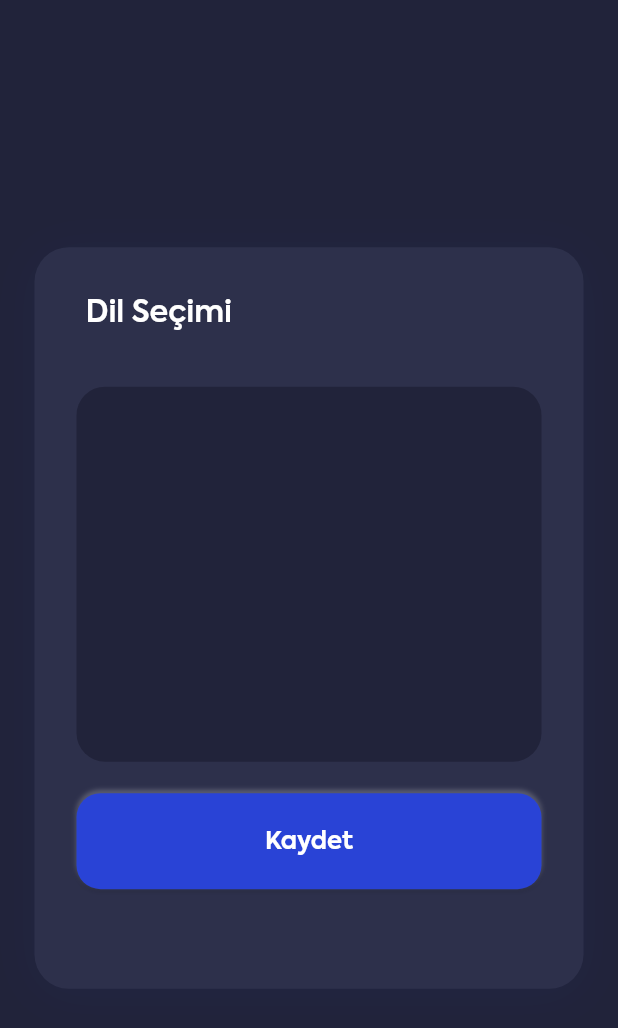
After one commit to ozgun-kara/b2geta_mobile, a Flutter app: the screen it shows after launch, after a tap on "Kaydet", on a phone screen of 412 x 824 dp. The commit adds this screen. Shown: the top 1028 px of the screen. Run offline on Flutter 3.47's test engine with Material 2 defaults, Android fonts, the phone set to English and light mode, and no system bars; our stand-ins replace flutter_switch, get.

Commit message:
Splash Page has modified

```diff
--- a/lib/main.dart
+++ b/lib/main.dart
@@ -1,5 +1,6 @@
 import 'package:b2geta_mobile/providers/login_register_page_provider.dart';
 import 'package:b2geta_mobile/providers/theme_provider.dart';
+import 'package:b2geta_mobile/views/language_selection_page.dart';
 import 'package:b2geta_mobile/views/login_register/login_page.dart';
 import 'package:b2geta_mobile/views/splash_page.dart';
 import 'package:flutter/material.dart';
@@ -30,6 +31,7 @@ class MyApp extends StatelessWidget {
       debugShowCheckedModeBanner: false,
       title: 'B2GETA',
       home: SplashPage(),
+      // home: LanguageSelectionPage(),
       // home: LoginPage(),
     );
   }
--- a/lib/providers/theme_provider.dart
+++ b/lib/providers/theme_provider.dart
@@ -3,15 +3,19 @@ import 'package:flutter/material.dart';
 class ThemeProvider with ChangeNotifier {
   bool themeSwitch = false;
 
-  Color? pageBackgroundColor;
+  Color? pageBackgroundColor1;
+  Color? pageBackgroundColor2;
 
   void updateThemeSwitch(bool value) {
     themeSwitch = value;
 
     if (value == false) {
-      pageBackgroundColor = const Color(0xFFFFFFFF);
+      pageBackgroundColor1 = const Color(0xFFFFFFFF);
+      pageBackgroundColor2 = const Color(0xFFFBFCFF);
+
     } else {
-      pageBackgroundColor = const Color(0xFF21233A);
+      pageBackgroundColor1 = const Color(0xFF21233A);
+      pageBackgroundColor2 = const Color(0xFF21233A);
     }
 
     notifyListeners();
--- /dev/null
+++ b/lib/views/language_selection_page.dart
@@ -0,0 +1,115 @@
+import 'package:b2geta_mobile/app_constants.dart';
+import 'package:b2geta_mobile/providers/theme_provider.dart';
+import 'package:flutter/material.dart';
+import 'package:provider/provider.dart';
+
+class LanguageSelectionPage extends StatefulWidget {
+  const LanguageSelectionPage({Key? key}) : super(key: key);
+
+  @override
+  State<LanguageSelectionPage> createState() => _LanguageSelectionPageState();
+}
+
+class _LanguageSelectionPageState extends State<LanguageSelectionPage> {
+  late double deviceWidth;
+  late double deviceHeight;
+
+  @override
+  Widget build(BuildContext context) {
+    deviceWidth = MediaQuery.of(context).size.width;
+    deviceHeight = MediaQuery.of(context).size.height;
+
+    return Scaffold(
+      backgroundColor: Color(0xFF21233A),
+      body: Center(
+        child: Padding(
+          padding: EdgeInsets.fromLTRB(23, 0, 23, 0),
+          child: Container(
+            width: deviceWidth,
+            height: deviceHeight * 0.6,
+            decoration: BoxDecoration(
+              borderRadius: BorderRadius.circular(23),
+              color: Color(0xFF2D304B),
+              boxShadow: [
+                BoxShadow(
+                    offset: Offset(0, 4),
+                    color: Color.fromRGBO(41, 67, 214, 0.05),
+                    blurRadius: 26,
+                    spreadRadius: 0),
+              ],
+            ),
+            padding: EdgeInsets.all(28),
+            child: Column(
+              children: [
+                Row(
+                  mainAxisAlignment: MainAxisAlignment.start,
+                  children: [
+                    SizedBox(width: 6),
+                    Expanded(
+                      child: Text(
+                        'Dil Seçimi',
+                        style: TextStyle(
+                            fontFamily: AppConstants().appFontFamily,
+                            fontSize: 20,
+                            fontWeight: FontWeight.w600,
+                            color: Colors.white),
+                      ),
+                    ),
+                  ],
+                ),
+                SizedBox(height: 32),
+                Container(
+                  height: 250,
+                  decoration: BoxDecoration(
+                    borderRadius: BorderRadius.circular(19),
+                    color: Color(0xFF21233A),
+                  ),
+                ),
+                SizedBox(height: 21),
+                ButtonTheme(
+                  minWidth: deviceWidth,
+                  height: 64,
+                  child: Container(
+                    height: 64,
+                    decoration: BoxDecoration(
+                        color: Color(0xFF2943D6),
+                        boxShadow: [
+                          BoxShadow(
+                              offset: Offset(0, -2),
+                              color: Color(0xFFFFFFFF).withOpacity(0.25),
+                              blurRadius: 2,
+                              spreadRadius: 0),
+                          BoxShadow(
+                              offset: Offset(0, 1),
+                              color: Color(0xFF000000).withOpacity(0.18),
+                              blurRadius: 2,
+                              spreadRadius: 0),
+                        ],
+
+                        // gradient:
+
+                        borderRadius: BorderRadius.all(Radius.circular(16))),
+                    child: MaterialButton(
+                        elevation: 0,
+                        shape: const RoundedRectangleBorder(
+                          borderRadius: BorderRadius.all(Radius.circular(16)),
+                        ),
+                        child: Text(
+                          "Kaydet",
+                          style: TextStyle(
+                              fontSize: 16,
+                              fontFamily: AppConstants().appFontFamily,
+                              fontWeight: FontWeight.w700,
+                              color: Colors.white),
+                        ),
+                        onPressed: () async {}),
+                  ),
+                ),
+              ],
+            ),
+          ),
+        ),
+      ),
+    );
+  }
+}
--- a/lib/views/splash_page.dart
+++ b/lib/views/splash_page.dart
@@ -2,6 +2,7 @@ import 'dart:async';
 import 'package:b2geta_mobile/app_constants.dart';
 import 'package:b2geta_mobile/providers/login_register_page_provider.dart';
 import 'package:b2geta_mobile/providers/theme_provider.dart';
+import 'package:b2geta_mobile/views/language_selection_page.dart';
 import 'package:b2geta_mobile/views/login_register/login_page.dart';
 import 'package:flutter/material.dart';
 import 'package:flutter/services.dart';
@@ -28,7 +29,8 @@ class _SplashPageState extends State<SplashPage> {
         const Duration(milliseconds: 2000),
         () => Navigator.of(context).pushReplacement(
                 MaterialPageRoute(builder: (BuildContext context) {
-              return LoginPage();
+              // return LoginPage();
+              return LanguageSelectionPage();
             })));
   }
 
@@ -46,7 +48,7 @@ class _SplashPageState extends State<SplashPage> {
     }
 
     return Scaffold(
-      backgroundColor: Provider.of<ThemeProvider>(context).pageBackgroundColor,
+      backgroundColor: Color(0xFF21233A),
       body: SizedBox(
         width: deviceWidth,
         height: deviceHeight,
@@ -54,9 +56,7 @@ class _SplashPageState extends State<SplashPage> {
           mainAxisAlignment: MainAxisAlignment.center,
           children: [
             Image.asset(
-              Provider.of<ThemeProvider>(context).themeSwitch == false
-                  ? 'assets/images/b2geta_logo_light.png'
-                  : 'assets/images/b2geta_logo_dark.png',
+              'assets/images/b2geta_logo_dark.png',
               width: 202.69,
               height: 27.35,
             ),
```
